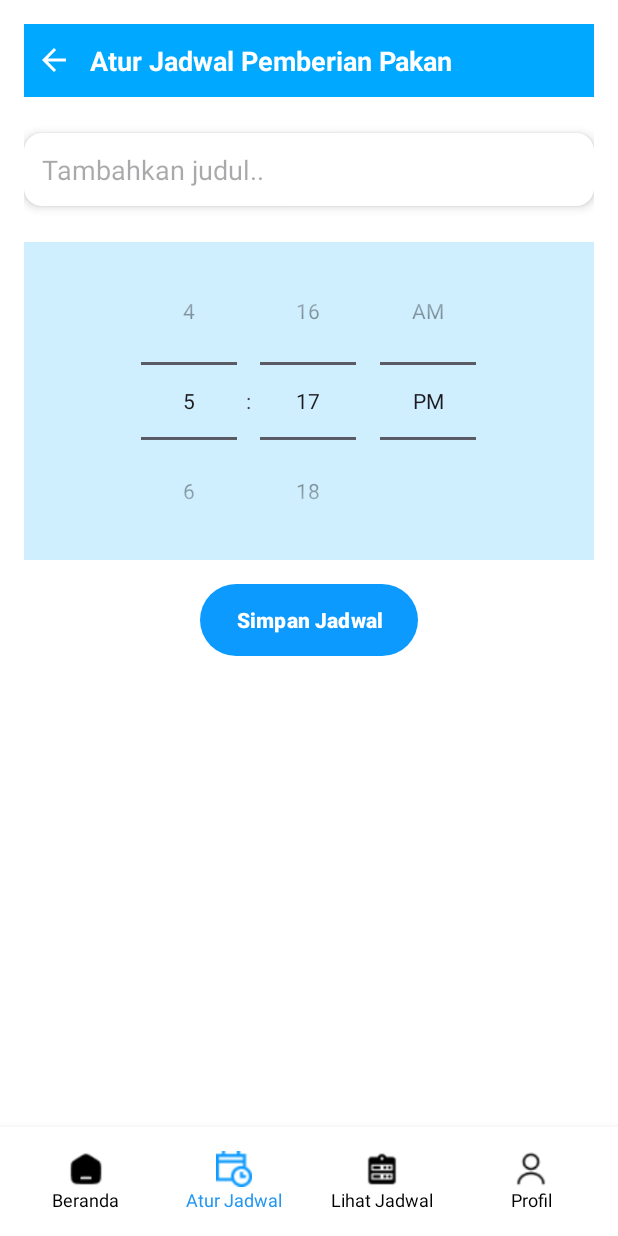
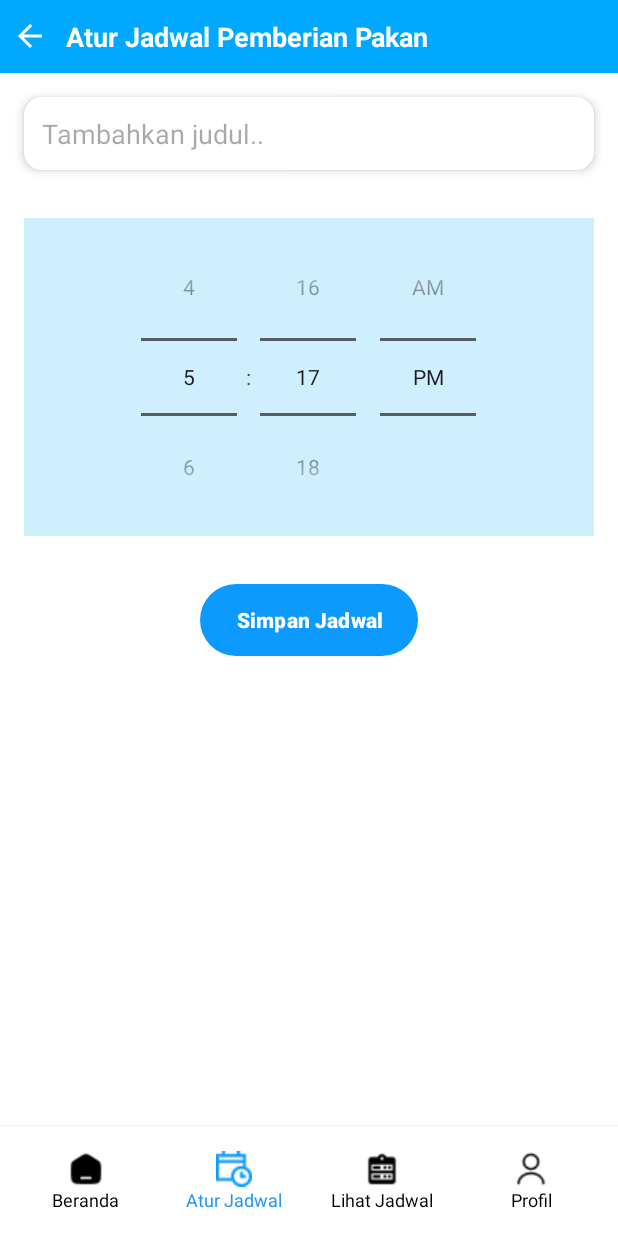
Before and after one commit to myrna12345/SmartFeed, an Android app: the DashboardActivity screen opened directly, with no data from a screen before it, after a tap on "Atur Jadwal", on a phone screen of 412 x 824 dp. Run offline under Robolectric (Android 15) with nearby library versions, the phone set to English and light mode, and no system bars; our stand-ins replace Firebase (no records; nobody signed in at launch, a user with empty details on screens opened directly).

Commit message:
perbaikan halaman dashboard bagian notifikasi

```diff
--- a/app/build.gradle
+++ b/app/build.gradle
@@ -44,6 +44,7 @@ dependencies {
     implementation libs.material
     implementation libs.activity
     implementation libs.constraintlayout
+    implementation 'com.google.android.material:material:1.11.0'
 
     // --- Testing ---
     testImplementation libs.junit
--- a/app/src/main/java/com/example/pakanotomatis/DashboardActivity.java
+++ b/app/src/main/java/com/example/pakanotomatis/DashboardActivity.java
@@ -1,5 +1,6 @@
 package com.example.pakanotomatis;
 
+import android.annotation.SuppressLint;
 import android.content.Intent;
 import android.os.Bundle;
 import android.view.View;
@@ -7,6 +8,7 @@ import android.widget.Button;
 import android.widget.ImageView;
 import android.widget.LinearLayout;
 import android.widget.ProgressBar;
+import android.widget.RelativeLayout;
 import android.widget.TextView;
 
 import androidx.annotation.NonNull;
@@ -30,8 +32,11 @@ public class DashboardActivity extends AppCompatActivity {
     private ProgressBar progressBarPakan;
     private TextView tvPersen, tvNamaPengguna, badgeNotifikasi;
     private Button btnNextSchedule;
-    private ImageView iconNotifikasi;
+    private ImageView iconNotifikasi, btnTutupNotifikasi;
+    private RelativeLayout notifikasiPakan;
+    private View dimBackground; // Tambahkan ini untuk background redup
 
+    @SuppressLint("MissingInflatedId")
     @Override
     protected void onCreate(Bundle savedInstanceState) {
         super.onCreate(savedInstanceState);
@@ -44,20 +49,42 @@ public class DashboardActivity extends AppCompatActivity {
         btnNextSchedule = findViewById(R.id.btn_next_schedule);
         iconNotifikasi = findViewById(R.id.iconNotifikasi);
         badgeNotifikasi = findViewById(R.id.badgeNotifikasi);
+        notifikasiPakan = findViewById(R.id.notifikasiPakan);
+        btnTutupNotifikasi = findViewById(R.id.btnTutupNotifikasi);
+        dimBackground = findViewById(R.id.dimBackground); // Inisialisasi background redup
 
         // Placeholder awal jadwal
         btnNextSchedule.setText("Jadwal pemberian pakan terdekat:");
 
-        // Klik nama pengguna ke halaman profil
+        // Navigasi ke profil
         tvNamaPengguna.setOnClickListener(view -> {
             Intent intent = new Intent(DashboardActivity.this, LihatprofilActivity.class);
             startActivity(intent);
         });
 
-        // Klik ikon notifikasi untuk menyembunyikan badge
-        iconNotifikasi.setOnClickListener(v -> badgeNotifikasi.setVisibility(View.GONE));
+        // Listener untuk ikon notifikasi
+        iconNotifikasi.setOnClickListener(v -> {
+            if (badgeNotifikasi.getVisibility() == View.VISIBLE) {
+                // Jika badge muncul, tampilkan notifikasi pakan dan background redup, sembunyikan badge
+                notifikasiPakan.setVisibility(View.VISIBLE);
+                dimBackground.setVisibility(View.VISIBLE);
+                badgeNotifikasi.setVisibility(View.GONE);
+            }
+        });
 
-        // Ambil data dari Firebase
+        // Tutup notifikasi saat tombol tutup ditekan
+        btnTutupNotifikasi.setOnClickListener(v -> {
+            notifikasiPakan.setVisibility(View.GONE);
+            dimBackground.setVisibility(View.GONE);
+        });
+
+        // Tutup notifikasi saat background redup ditekan
+        dimBackground.setOnClickListener(v -> {
+            notifikasiPakan.setVisibility(View.GONE);
+            dimBackground.setVisibility(View.GONE);
+        });
+
+        // Ambil data Firebase
         ambilDataPakanDariFirebase();
         ambilJadwalAktifTerdekat();
         ambilNamaPengguna();
@@ -96,8 +123,14 @@ public class DashboardActivity extends AppCompatActivity {
         if (persen < 30) {
             badgeNotifikasi.setVisibility(View.VISIBLE);
             badgeNotifikasi.setText("1");
+            // Jangan tampilkan dimBackground atau notifikasi pakan di sini,
+            // biarkan hanya muncul saat ikon notifikasi ditekan
+            dimBackground.setVisibility(View.GONE);
+            notifikasiPakan.setVisibility(View.GONE);
         } else {
             badgeNotifikasi.setVisibility(View.GONE);
+            dimBackground.setVisibility(View.GONE);
+            notifikasiPakan.setVisibility(View.GONE);
         }
     }
 
@@ -177,7 +210,7 @@ public class DashboardActivity extends AppCompatActivity {
     private void ambilNamaPengguna() {
         DatabaseReference userRef = FirebaseDatabase
                 .getInstance("https://pakan-otomatis-f1dd8-default-rtdb.asia-southeast1.firebasedatabase.app")
-                .getReference("users/user123/nama"); // Ganti 'user123' dengan ID pengguna sebenarnya
+                .getReference("users/user123/nama"); // Ganti 'user123' sesuai ID pengguna
 
         userRef.addListenerForSingleValueEvent(new ValueEventListener() {
             @Override
@@ -190,7 +223,7 @@ public class DashboardActivity extends AppCompatActivity {
 
             @Override
             public void onCancelled(@NonNull DatabaseError error) {
-                // Handle jika gagal mengambil data
+                // Handle error
             }
         });
     }
--- a/app/src/main/res/layout/activity_atur_jadwal.xml
+++ b/app/src/main/res/layout/activity_atur_jadwal.xml
@@ -9,8 +9,7 @@
         android:layout_width="match_parent"
         android:layout_height="match_parent"
         android:layout_above="@+id/bottomNavigationView"
-        android:layout_alignParentTop="true"
-        android:padding="16dp">
+        android:layout_alignParentTop="true">
 
         <LinearLayout
             android:layout_width="match_parent"
@@ -49,6 +48,7 @@
                 android:layout_height="wrap_content"
                 android:hint="Tambahkan judul.."
                 android:padding="12dp"
+                android:layout_margin="16dp"
                 android:background="@drawable/bg_input_shadow"
                 android:textColor="@android:color/black"
                 android:layout_marginTop="24dp"
@@ -59,6 +59,7 @@
                 android:id="@+id/timePicker"
                 android:layout_width="match_parent"
                 android:layout_height="wrap_content"
+                android:layout_margin="16dp"
                 android:layout_marginTop="24dp"
                 android:background="#CFEFFF"
                 android:timePickerMode="spinner"
@@ -76,6 +77,7 @@
                 android:layout_gravity="center_horizontal"
                 android:paddingHorizontal="24dp"
                 android:paddingVertical="10dp"
+                android:layout_margin="16dp"
                 android:background="@drawable/bg_button_bulat"
                 android:layout_marginBottom="32dp" />
         </LinearLayout>
--- a/app/src/main/res/layout/activity_lihat_profil.xml
+++ b/app/src/main/res/layout/activity_lihat_profil.xml
@@ -138,6 +138,11 @@
                         android:layout_height="24dp"
                         android:src="@drawable/arrow_right" />
                 </LinearLayout>
+
+                <View
+                    android:layout_width="match_parent"
+                    android:layout_height="1dp"
+                    android:background="#DDDDDD" />
             </LinearLayout>
 
             <!-- Tombol Keluar -->
--- a/app/src/main/res/layout/item_jadwal.xml
+++ b/app/src/main/res/layout/item_jadwal.xml
@@ -7,7 +7,8 @@
     android:padding="12dp"
     android:layout_marginBottom="8dp"
     android:background="@drawable/bg_card_rounded"
-    android:elevation="4dp">
+    android:elevation="4dp"
+    android:layout_margin="16dp">
 
     <!-- Bagian Kiri: Info Jadwal -->
     <LinearLayout
--- a/app/src/main/res/values/colors.xml
+++ b/app/src/main/res/values/colors.xml
@@ -4,6 +4,8 @@
     <color name="white">#FFFFFF</color>
     <color name="blue">#0D9AFF</color>
     <color name="green">#00FF00</color>
-    <color name="text_disabled">#AAAAAA</color> <!-- Warna teks redup -->
+    <color name="text_disabled">#B0B0B0</color> <!-- Abu-abu muda -->
     <color name="bg_disabled">#EEEEEE</color> <!-- Warna background redup -->
+    <color name="delete_circle_gray">#808080</color> <!-- Abu-abu gelap -->
+    <color name="delete_circle_blue">#007ACC</color> <!-- Warna biru untuk ON -->
 </resources>
```
Also changed, not shown: app/src/main/java/com/example/pakanotomatis/ActivityLogin.java (+11 -0 lines), app/src/main/java/com/example/pakanotomatis/LihatJadwalActivity.java (+19 -4 lines), app/src/main/java/com/example/pakanotomatis/LihatprofilActivity.java (+8 -0 lines), app/src/main/res/layout/activity_dashboard.xml (+49 -1 lines), app/src/main/res/layout/activity_edit_profil.xml (+6 -4 lines), app/src/main/res/layout/activity_login.xml (+28 -14 lines).
